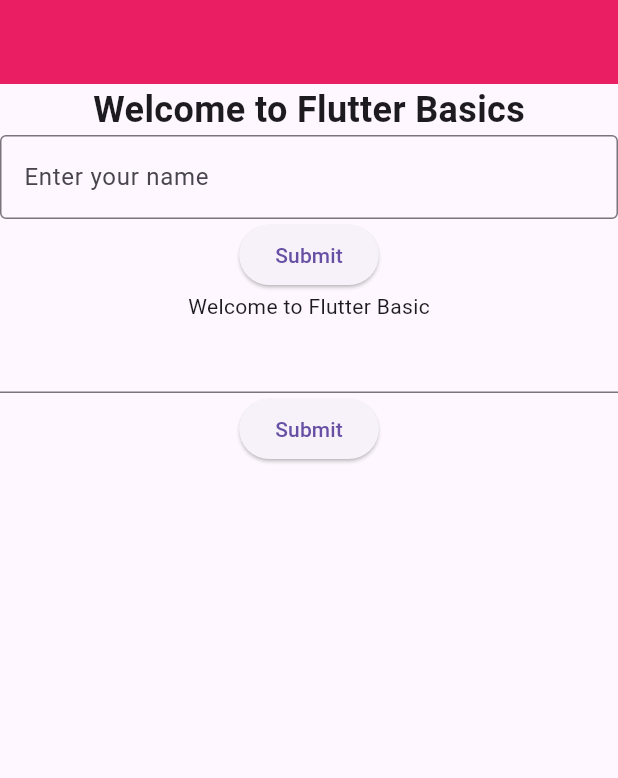
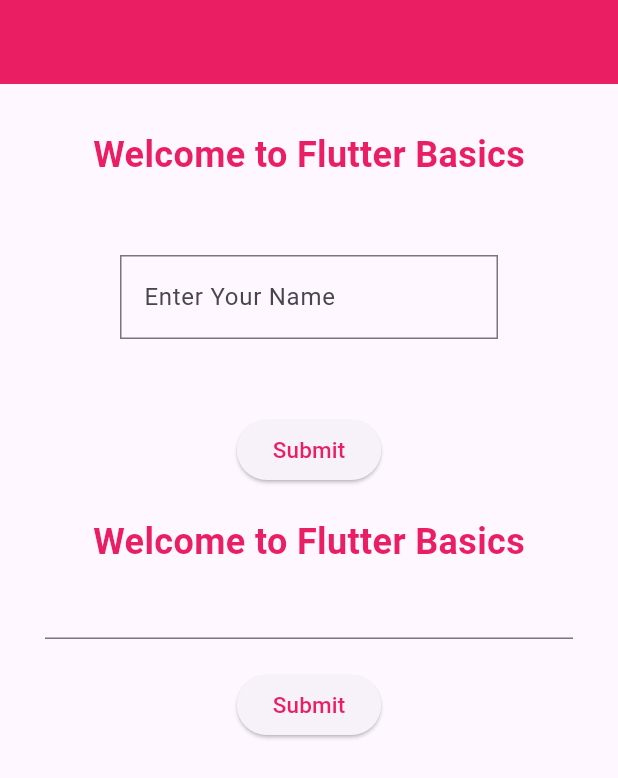
Before and after one commit to firdausmohd28/MOBILE-INTERNET-PROGRAMMING, a Flutter app: the screen it shows after launch, after a tap on "Submit", on a phone screen of 412 x 824 dp. Shown: the top 778 px of the screen. Run offline on Flutter 3.47's test engine with Material 3 defaults, Android fonts, the phone set to English and light mode, and no system bars.

Commit message:
Update main.dart

```diff
--- a/lab_basic_widgets/lab_basic_widgets/lib/main.dart
+++ b/lab_basic_widgets/lab_basic_widgets/lib/main.dart
@@ -1,13 +1,11 @@
 import 'package:flutter/material.dart';
 
-//Step 2: Application structure
 void main() {
-  runApp(const MyApp());
+  runApp(MyApp());
 }
 
+//Step 2: Application Structure
 class MyApp extends StatelessWidget {
-  const MyApp({super.key});
-
   @override
   Widget build(BuildContext context) {
     return MaterialApp(
@@ -18,58 +16,84 @@
 }
 
 class BasicWidgetsDemo extends StatefulWidget {
-  const BasicWidgetsDemo({super.key});
-
   @override
-  // ignore: library_private_types_in_public_api
   _BasicWidgetsDemoState createState() => _BasicWidgetsDemoState();
 }
 
 class _BasicWidgetsDemoState extends State<BasicWidgetsDemo> {
-  // ignore: prefer_final_fields
   TextEditingController _controller = TextEditingController();
 
   @override
-  Widget build(BuildContext contex) {
+  Widget build(BuildContext context) {
     return Scaffold(
       appBar: AppBar(
         backgroundColor: Colors.pink,
       ),
 
-      //Step 3: Implement Widgets
-      body: Center(
+      //Step 3: Implement Widget
+      //Step 5: Enhancing the application
+
+      body: Padding(
+        padding: const EdgeInsets.all(30.0),
         child: Column(children: [
           Text(
             'Welcome to Flutter Basics',
-            style: TextStyle(fontSize: 24, fontWeight: FontWeight.bold),
+            style: TextStyle(
+                fontSize: 24, fontWeight: FontWeight.bold, color: Colors.pink),
           ),
-
-          TextField(
-            controller: _controller,
-            decoration: InputDecoration(
-              labelText: 'Enter your name',
-              border: OutlineInputBorder(),
+          Padding(
+            padding: const EdgeInsets.all(50.0),
+            child: TextField(
+              controller: _controller,
+              decoration: InputDecoration(
+                labelText: 'Enter Your Name',
+                border: OutlineInputBorder(
+                    borderRadius: BorderRadius.circular(-200)),
+              ),
             ),
           ),
           ElevatedButton(
             onPressed: () {
+              button1();
               setState(() {
-                //Update UI
+                //update UI
               });
             },
-            child: Text('Submit'),
+            child: Text('Submit',
+                style: TextStyle(fontSize: 15, color: Colors.pink)),
           ),
-          //Column Widget
           Column(
               mainAxisAlignment: MainAxisAlignment.center,
               crossAxisAlignment: CrossAxisAlignment.center,
               children: [
-                Text('Welcome to Flutter Basic'),
+                SizedBox(height: 20),
+                Text(
+                  'Welcome to Flutter Basics',
+                  style: TextStyle(
+                      fontSize: 24,
+                      fontWeight: FontWeight.bold,
+                      color: Colors.pink),
+                ),
                 TextField(controller: _controller),
-                ElevatedButton(onPressed: () {}, child: Text('Submit')),
+                SizedBox(height: 20),
+                ElevatedButton(
+                  onPressed: () {
+                    button2();
+                  },
+                  child: Text('Submit',
+                      style: TextStyle(fontSize: 15, color: Colors.pink)),
+                ),
               ]),
         ]),
       ),
     );
   }
+
+  void button1() {
+    print('Welcome!');
+  }
+
+  button2() {
+    print(_controller.text);
+  }
 }
```
